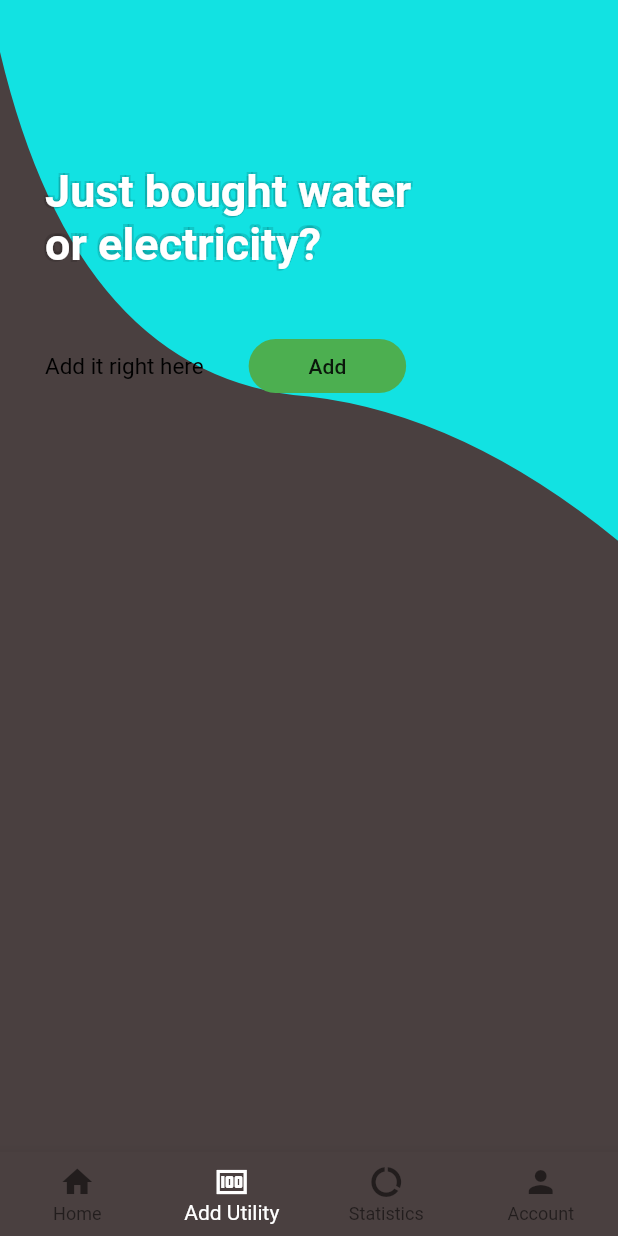
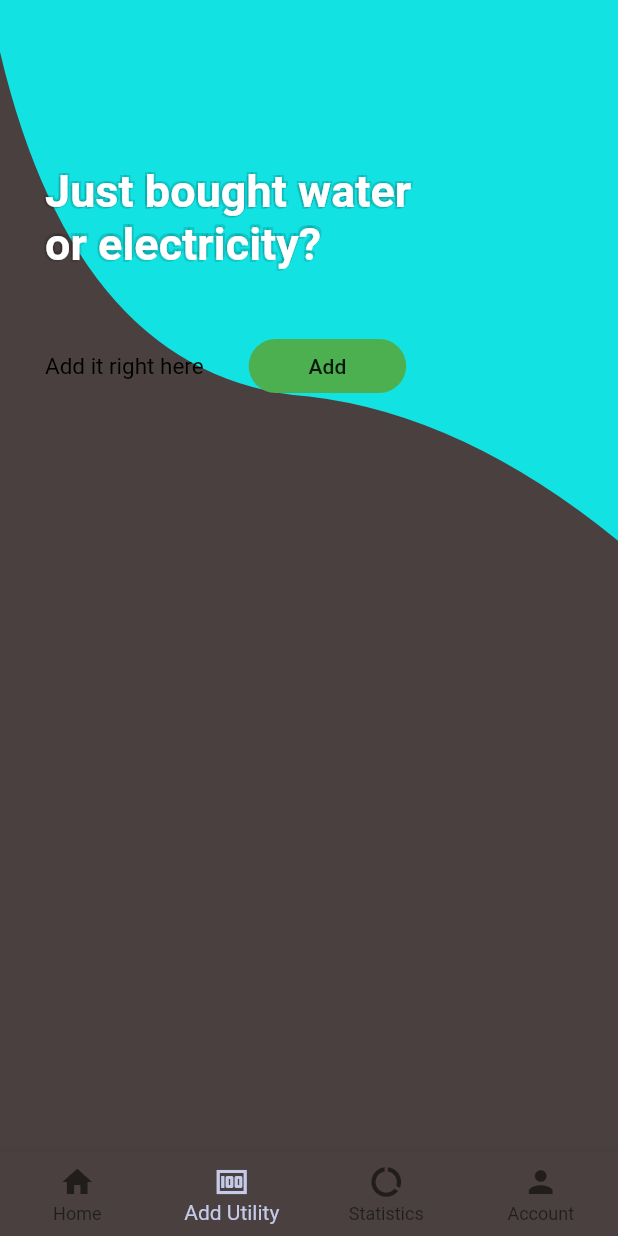
Before and after one commit to lerato1ofone/Easy-Utilities, a Flutter app: the screen it shows after launch, swiped to page 2, on a phone screen of 412 x 824 dp. Run offline on Flutter 3.47's test engine with Material 2 defaults, Android fonts, the phone set to English and light mode, and no system bars.

Commit message:
Added packages in pubspec and updated colors on bottom nav

```diff
--- a/lib/screens/landing_screen.dart
+++ b/lib/screens/landing_screen.dart
@@ -17,7 +17,7 @@ class _HomeScreenState extends State<LandingScreen> {
 
   List<Widget> _screens = [
     HomeScreen(),
-    BillsScreen(bill: null),
+    BillsScreen(),
     StatsScreen(),
     AccountScreen(),
   ];
@@ -45,8 +45,8 @@ class _HomeScreenState extends State<LandingScreen> {
         bottomNavigationBar: BottomNavigationBar(
           type: BottomNavigationBarType.fixed,
           currentIndex: _selectedIndex,
-          selectedLabelStyle: TextStyle(color: Colors.white),
-          selectedItemColor: Colors.white,
+          selectedLabelStyle: TextStyle(color: Colors.indigo[100]),
+          selectedItemColor:Colors.indigo[100],
           backgroundColor: HexColor.fromHex('#4A4040'),
           onTap: _onItemTapped,
           items: [
--- a/pubspec.yaml
+++ b/pubspec.yaml
@@ -23,6 +23,7 @@ environment:
 dependencies:
   flutter:
     sdk: flutter
+  json_serializable: ^3.5.1
 
 
   # The following adds the Cupertino Icons font to your application.
@@ -32,6 +33,7 @@ dependencies:
 dev_dependencies:
   flutter_test:
     sdk: flutter
+  build_runner: ^1.0.0
 
 # For information on the generic Dart part of this file, see the
 # following page: https://dart.dev/tools/pub/pubspec
```
Also changed, not shown: pubspec.lock.
